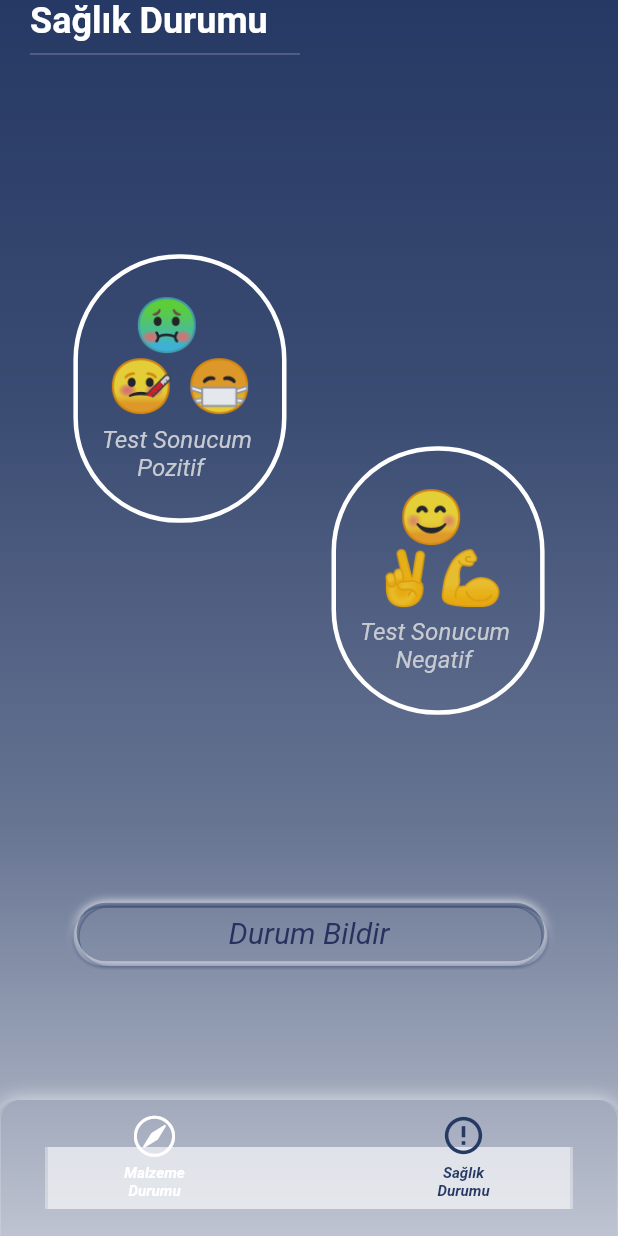
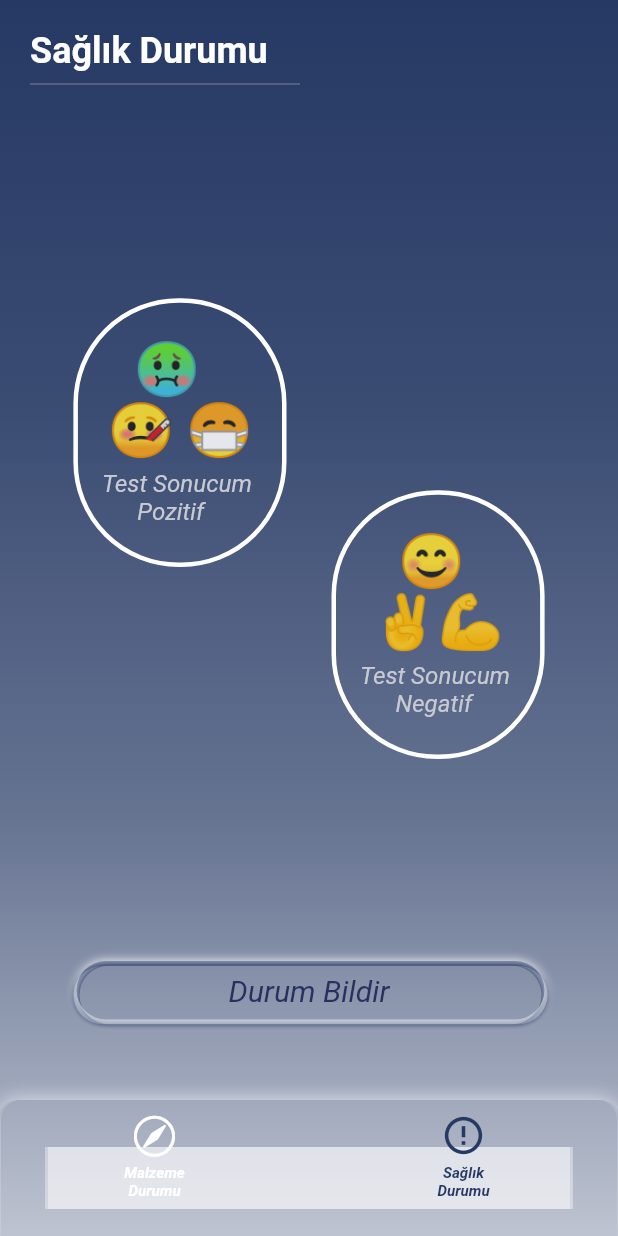
Before and after one commit to CrossPlatformers/pinemoji, a Flutter app: the screen it shows after launch, after a tap on an icon or button, on a phone screen of 412 x 824 dp. Run offline on Flutter 3.47's test engine with Material 2 defaults, Android fonts, the light colour scheme and no system bars.

Commit message:
height fix

```diff
--- a/lib/pages/health.dart
+++ b/lib/pages/health.dart
@@ -16,7 +16,7 @@ class HealthStatus extends StatelessWidget {
         crossAxisAlignment: CrossAxisAlignment.start,
         children: <Widget>[
           Padding(
-            padding: const EdgeInsets.only(left: 20),
+            padding: const EdgeInsets.only(left: 20, top: 20),
             child: Text(
               "Sağlık Durumu",
               style: TextStyle(
@@ -40,7 +40,7 @@ class HealthStatus extends StatelessWidget {
               child: Column(
                 children: <Widget>[
                   Container(
-                    height: (((size.width - 120) / 2) * 3) + 120,
+                    height: size.height * .7,
                     child: HealthWidgetController(
                       healthStatusModelList: [
                         HealthStatusModel(
--- a/lib/pages/material.dart
+++ b/lib/pages/material.dart
@@ -15,7 +15,7 @@ class MaterialStatus extends StatelessWidget {
         crossAxisAlignment: CrossAxisAlignment.start,
         children: <Widget>[
           Padding(
-            padding: const EdgeInsets.only(left: 20),
+            padding: const EdgeInsets.only(left: 20, top: 20),
             child: Text(
               "Malzeme Durumu",
               style: TextStyle(
@@ -39,7 +39,7 @@ class MaterialStatus extends StatelessWidget {
               child: Column(
                 children: <Widget>[
                   Container(
-                    height: (((size.width - 120) / 2) * 3) + 120,
+                    height: size.height * .7,
                     child: GridView.count(
                       primary: false,
                       crossAxisCount: 2,
```
